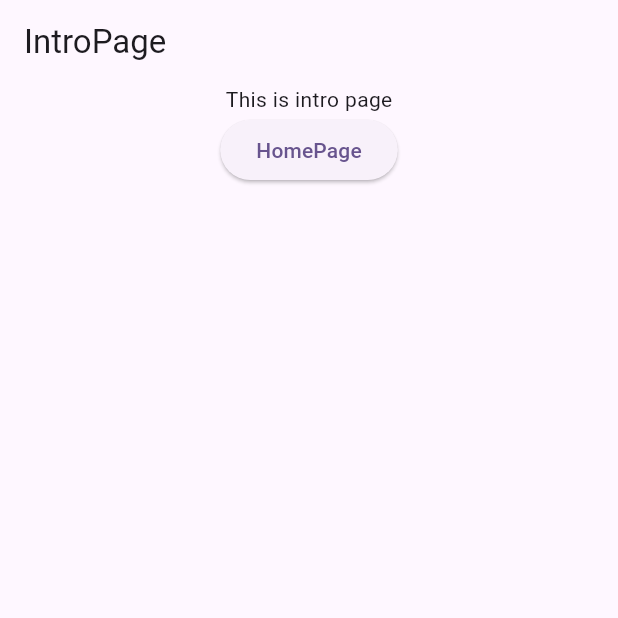
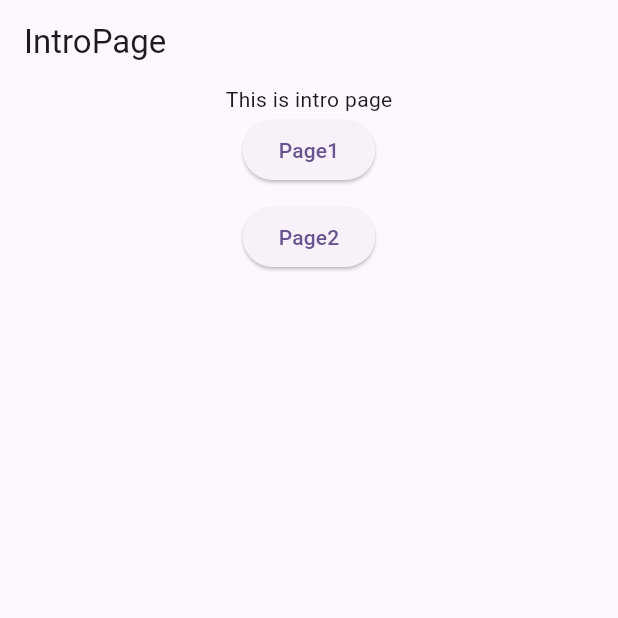
Before and after one commit to Chaudz/source_flutter, a Flutter app: the screen it shows after launch, on a phone screen of 412 x 824 dp, the top half of it. Run offline on Flutter 3.47's test engine with Material 2 defaults, Android fonts, the phone set to English and light mode, and no system bars.

Commit message:
update second

```diff
--- a/lib/main.dart
+++ b/lib/main.dart
@@ -1,6 +1,7 @@
 import 'package:flutter/material.dart';
-import 'package:git/pages/homepage.dart';
-import 'package:git/pages/intropage.dart';
+import 'package:git/models/student.dart';
+import 'package:git/pages/page2.dart';
+import 'package:git/routes/routes.dart';
 
 void main() {
   runApp(const MyApp());
@@ -18,56 +19,22 @@ class MyApp extends StatelessWidget {
         colorScheme: ColorScheme.fromSeed(seedColor: Colors.deepPurple),
         useMaterial3: true,
       ),
-      home: const IntroPage(),
-      routes: {
-        '/homepage': (context) => const HomePage(),
-        'intropage': (context) => const IntroPage()
+      //onGenerateRoute là một phương thức trong MaterialApp của Flutter,
+      // được sử dụng để định nghĩa một hàm callback mà framework gọi khi
+      // cố gắng điều hướng đến một route mà không có route được xác định trước đó. Điều này cung cấp cho bạn khả năng xử lý các trang không xác định trước đó và quyết định làm thế nào để xây dựng và
+      // hiển thị chúng
+      onGenerateRoute: (settings){
+        print('onGenerateRoute is called');
+        print('onGenerateRoute is called');
+        print(settings.name);
+        if(settings.name == '/page2'){
+          Student s = settings.arguments as Student;
+          print(s?.getAge());
+          return MaterialPageRoute(builder: (context)=> Page2(age: s?.getAge(),name: s?.getName(),numberPhone: s?.getNumberPhone(),));
+        }
       },
+      initialRoute: '/',
+      routes: routes,
     );
   }
 }
-
-
-class FirstPage extends StatelessWidget {
-  const FirstPage({super.key});
-
-  @override
-  Widget build(BuildContext context) {
-    return Scaffold(
-      appBar: AppBar(title: Text("first page")),
-      body: Center(
-        child: Column(
-          children: [
-            Text("This is first page"),
-            ElevatedButton(
-                onPressed: ()=>{
-                  Navigator.push(context,MaterialPageRoute(builder: (context)=> const SecondPage()) )
-                },
-                child: Text("Next page"))
-          ],
-        )
-      ),
-    );
-  }
-}
-
-class SecondPage extends StatelessWidget {
-  const SecondPage({super.key});
-
-  @override
-  Widget build(BuildContext context) {
-    return  Scaffold(
-      appBar: AppBar(title: Text("second page")),
-      body: Center(
-        child: Column(
-          children: [
-            Text('This is second page'),
-            ElevatedButton(onPressed: ()=>{
-              Navigator.pop(context)
-            }, child: Text("dfsa"))
-          ],
-        ),
-      )
-    );
-  }
-}
--- /dev/null
+++ b/lib/models/student.dart
@@ -0,0 +1,12 @@
+class Student{
+  String _name;
+  int _age;
+  String _numberPhone;
+
+  Student(this._name,this._age,this._numberPhone);
+
+  String getName() => _name;
+  int getAge() => _age;
+  String getNumberPhone() => _numberPhone;
+
+}
--- a/lib/pages/homepage.dart
+++ /dev/null
@@ -1,25 +0,0 @@
-import 'package:flutter/material.dart';
-
-class HomePage extends StatelessWidget {
-  const HomePage({super.key});
-
-  @override
-  Widget build(BuildContext context) {
-    return Scaffold(
-        appBar: AppBar(title: Text("HomePage")),
-        body: Center(
-            child: Column(
-              children: [
-                Text("This is homepage"),
-                ElevatedButton(
-                  child: Text("IntroPage"),
-                  onPressed: ()=>{
-                    Navigator.pop(context)
-                  },
-                )
-              ],
-            )
-        )
-    );
-  }
-}
--- a/lib/pages/intropage.dart
+++ b/lib/pages/intropage.dart
@@ -1,5 +1,5 @@
 import 'package:flutter/material.dart';
-import 'package:git/pages/homepage.dart';
+import 'package:git/models/student.dart';
 
 class IntroPage extends StatelessWidget {
   const IntroPage({super.key});
@@ -13,11 +13,17 @@ class IntroPage extends StatelessWidget {
           children: [
             Text("This is intro page"),
             ElevatedButton(
-              child: Text("HomePage"),
+              child: Text("Page1"),
               onPressed: ()=>{
-                Navigator.pushNamed(context, '/homepage')
+                Navigator.pushNamed(context, '/page1',arguments: Student("Chaubui", 20, "0362091690"))
             },
-            )
+            ),
+          SizedBox(height: 10,),
+          ElevatedButton(
+            child: Text("Page2"),
+            onPressed: ()=>{
+              Navigator.pushNamed(context, '/page2',arguments: Student("Ngan", 17, "0362424242"))
+            },)
           ],
         )
       )
--- /dev/null
+++ b/lib/pages/page1.dart
@@ -0,0 +1,25 @@
+import 'package:flutter/material.dart';
+import '../models/student.dart';
+
+class Page1 extends StatelessWidget {
+  const Page1({super.key});
+
+  @override
+  Widget build(BuildContext context) {
+    Student? student = ModalRoute.of(context)?.settings.arguments as Student?;
+
+    return Scaffold(
+      appBar: AppBar(title: Text('Page1')),
+      body: Center(
+        child: Column(
+          children: [
+            // Kiểm tra xem student có null hay không trước khi gọi phương thức
+            Text('${student?.getName() ?? "Unknown"}'),
+            Text('${student?.getAge() ?? "Unknown"}'),
+            Text('${student?.getNumberPhone() ?? "Unknown"}'),
+          ],
+        ),
+      ),
+    );
+  }
+}
--- /dev/null
+++ b/lib/pages/page2.dart
@@ -0,0 +1,25 @@
+import 'package:flutter/material.dart';
+import 'package:git/models/student.dart';
+
+class Page2 extends StatelessWidget {
+  final String? name;
+  final String? numberPhone;
+  final int? age;
+  const Page2({this.name,this.numberPhone,this.age});
+
+  @override
+  Widget build(BuildContext context) {
+    return Scaffold(
+        appBar: AppBar(title: Text('Page2')),
+        body: Center(
+          child: Column(
+            children: [
+              Text('${name}'),
+              Text('${age}'),
+              Text('${numberPhone}'),
+            ],
+          ),
+        )
+    );
+  }
+}
--- /dev/null
+++ b/lib/routes/routes.dart
@@ -0,0 +1,9 @@
+import 'package:git/pages/intropage.dart';
+import 'package:git/pages/page1.dart';
+import 'package:git/pages/page2.dart';
+
+var routes = {
+  '/': (context) => const IntroPage(),
+  '/page1': (context) => const Page1(),
+  // '/page2': (context) => const Page2()
+};
```
